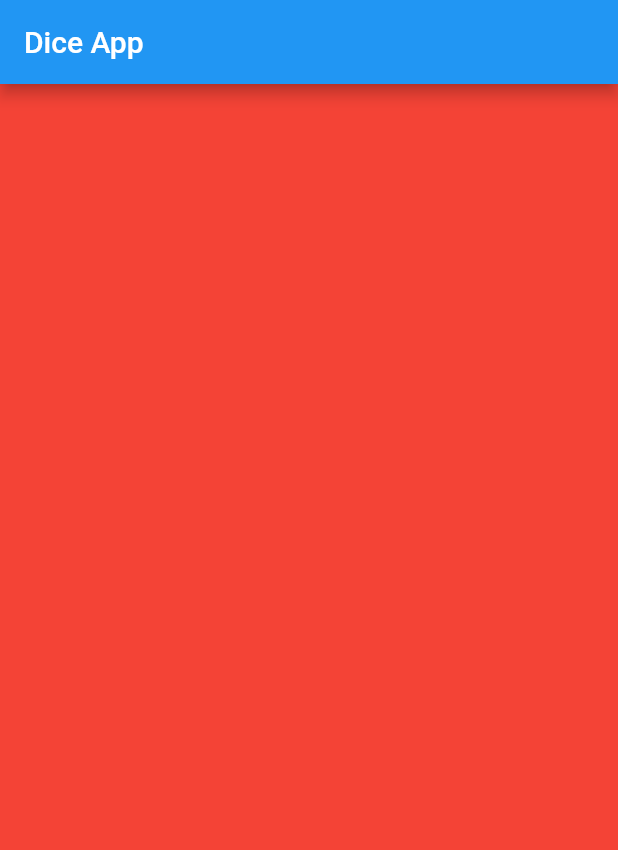
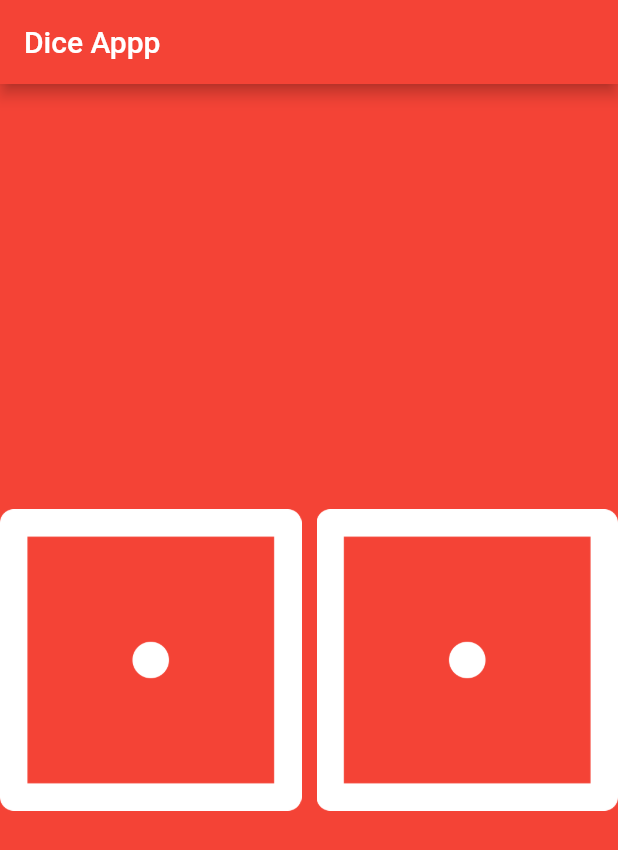
Before and after one commit to TheKetan2/PracticeProjects, a Flutter app: the screen it shows after launch, on a phone screen of 412 x 824 dp. Shown: the top 850 px of the screen. Run offline on Flutter 3.47's test engine with Material 2 defaults, Android fonts, the phone set to English and light mode, and no system bars.

Commit message:
dice app finished

```diff
--- a/dice_app/lib/main.dart
+++ b/dice_app/lib/main.dart
@@ -1,3 +1,5 @@
+import 'dart:math';
+
 import 'package:flutter/material.dart';
 
 void main() {
@@ -12,7 +14,8 @@ class MyApp extends StatelessWidget {
       home: Scaffold(
         backgroundColor: Colors.red,
         appBar: AppBar(
-          title: Text("Dice App"),
+          title: Text("Dice Appp"),
+          backgroundColor: Colors.red,
         ),
         body: DicePage(),
       ),
@@ -20,9 +23,59 @@ class MyApp extends StatelessWidget {
   }
 }
 
-class DicePage extends StatelessWidget {
+class DicePage extends StatefulWidget {
+  @override
+  _DicePageState createState() => _DicePageState();
+}
+
+class _DicePageState extends State<DicePage> {
+  var _random = new Random();
+  int diceOne = 1, diceTwo = 1;
+
   @override
   Widget build(BuildContext context) {
-    return Container();
+    return Center(
+      child: Row(
+        children: [
+          Expanded(
+            child: GestureDetector(
+              onTap: () => {
+                setState(
+                  () {
+                    diceOne = _random.nextInt(5) + 1;
+                  },
+                )
+              },
+              child: Container(
+                child: Image(
+                  image: AssetImage(
+                    "img/dice$diceOne.png",
+                  ),
+                ),
+              ),
+            ),
+          ),
+          SizedBox(width: 10),
+          Expanded(
+            child: GestureDetector(
+              onTap: () => {
+                setState(
+                  () {
+                    diceTwo = _random.nextInt(5) + 1;
+                  },
+                )
+              },
+              child: Container(
+                child: Image(
+                  image: AssetImage(
+                    "img/dice$diceTwo.png",
+                  ),
+                ),
+              ),
+            ),
+          ),
+        ],
+      ),
+    );
   }
 }
--- a/dice_app/pubspec.yaml
+++ b/dice_app/pubspec.yaml
@@ -46,7 +46,7 @@ flutter:
 
   # To add assets to your application, add an assets section, like this:
   assets:
-    - images
+    - img/
   #   - images/a_dot_ham.jpeg
 
   # An image asset can refer to one or more resolution-specific "variants", see
```
Also changed, not shown: dice_app/img/dice1.png (renamed from dice_app/images/dice1.png), dice_app/img/dice2.png (renamed from dice_app/images/dice2.png), dice_app/img/dice3.png (renamed from dice_app/images/dice3.png), dice_app/img/dice4.png (renamed from dice_app/images/dice4.png), dice_app/img/dice5.png (renamed from dice_app/images/dice5.png), dice_app/img/dice6.png (renamed from dice_app/images/dice6.png).
